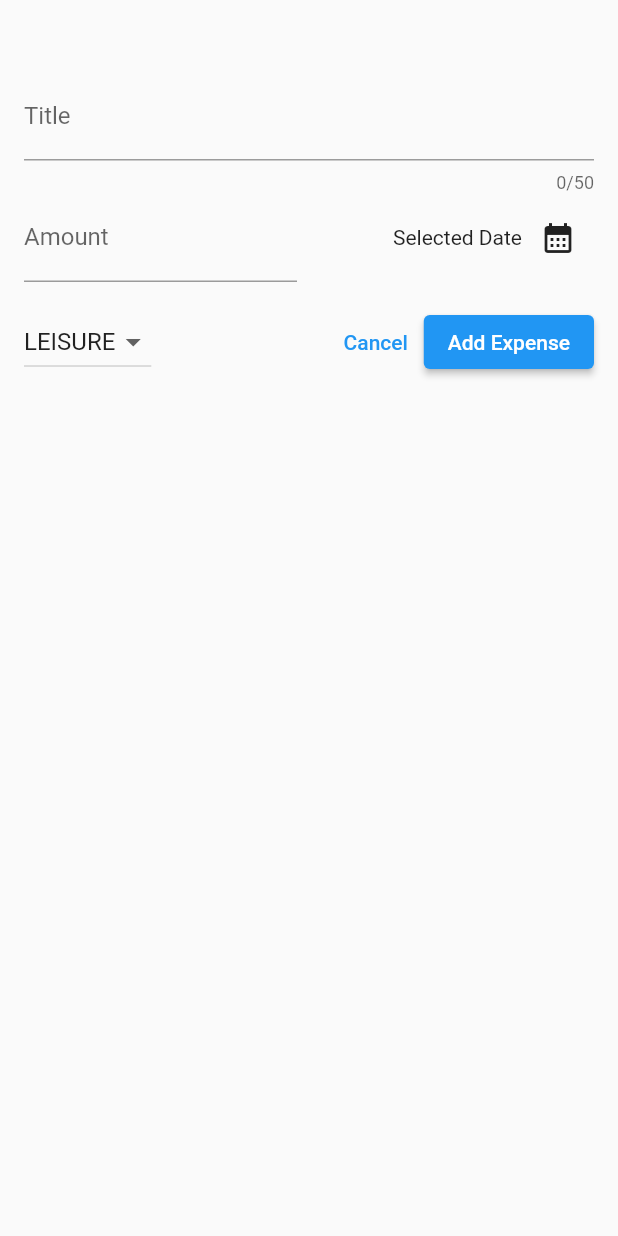
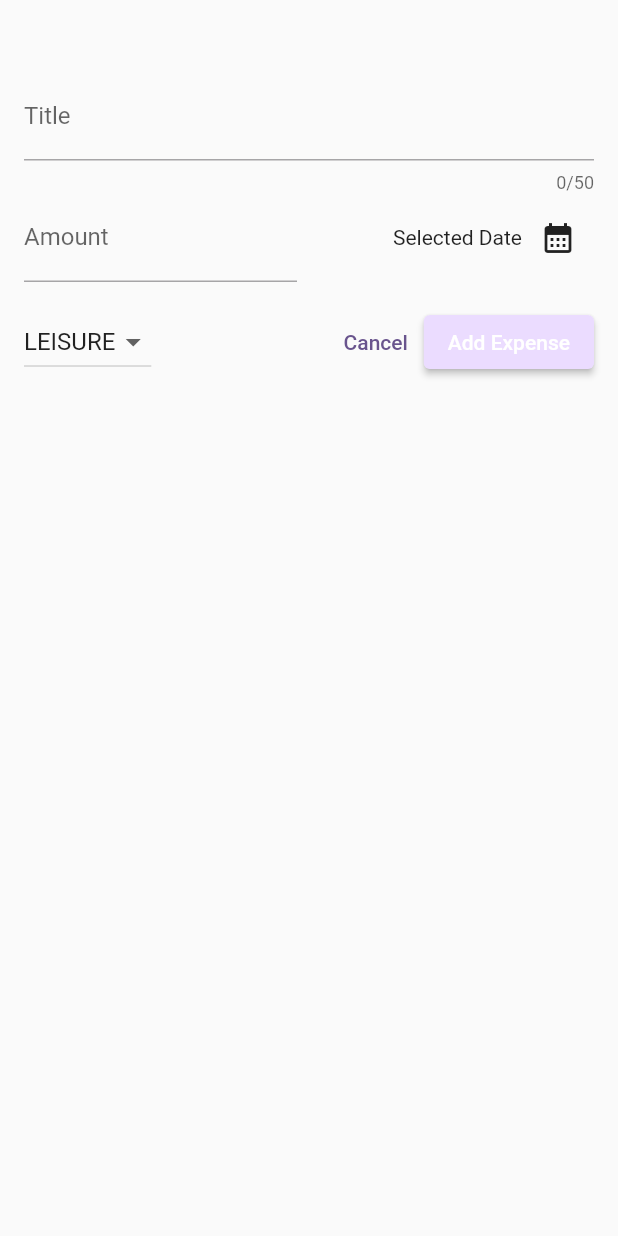
Before and after one commit to IgnacyBerent/Flutter-Expenses_App, a Flutter app: the screen it shows after launch, after a tap on the "add" icon, on a phone screen of 412 x 824 dp. Run offline on Flutter 3.47's test engine with Material 2 defaults, Android fonts, the phone set to English and light mode, and no system bars.

Commit message:
Adding Theme styling

```diff
--- a/lib/expenses/expenses_item.dart
+++ b/lib/expenses/expenses_item.dart
@@ -15,8 +15,15 @@ class ExpensesItem extends StatelessWidget {
           horizontal: 16.0,
         ),
         child: Column(
+          crossAxisAlignment: CrossAxisAlignment.start,
           children: [
-            Text(expense.title),
+            Text(
+              expense.title,
+              style: Theme.of(context)
+                  .textTheme
+                  .titleLarge!
+                  .copyWith(fontSize: 18),
+            ),
             const SizedBox(height: 4),
             Row(
               children: [
--- a/lib/expenses/expenses_list.dart
+++ b/lib/expenses/expenses_list.dart
@@ -18,6 +18,10 @@ class ExpensesList extends StatelessWidget {
       itemCount: expenses.length,
       itemBuilder: (ctx, index) => Dismissible(
         key: ValueKey(expenses[index]),
+        background: Container(
+          color: Theme.of(context).colorScheme.error.withOpacity(0.75),
+          margin: Theme.of(context).cardTheme.margin,
+        ),
         onDismissed: (direction) {
           removeExpense(expenses[index]);
         },
--- a/lib/main.dart
+++ b/lib/main.dart
@@ -2,10 +2,67 @@ import 'package:flutter/material.dart';
 
 import 'package:app_3/expenses/expenses.dart';
 
+var kColorScheme = ColorScheme.fromSeed(
+  seedColor: const Color.fromARGB(255, 110, 9, 226),
+);
+
+var kDarkColorScheme = ColorScheme.fromSeed(
+  brightness: Brightness.dark,
+  seedColor: const Color.fromARGB(255, 2, 11, 20),
+);
+
 void main() {
   runApp(
-    const MaterialApp(
-      home: Expenses(),
+    MaterialApp(
+      darkTheme: ThemeData().copyWith(
+        colorScheme: kDarkColorScheme,
+        appBarTheme: AppBarTheme().copyWith(
+          backgroundColor: kDarkColorScheme.primaryContainer,
+          foregroundColor: kDarkColorScheme.onPrimaryContainer,
+        ),
+        cardTheme: const CardTheme().copyWith(
+          color: kDarkColorScheme.secondaryContainer,
+          margin: const EdgeInsets.symmetric(vertical: 8, horizontal: 16),
+        ),
+        elevatedButtonTheme: ElevatedButtonThemeData(
+          style: ElevatedButton.styleFrom(
+            backgroundColor: kDarkColorScheme.primaryContainer,
+          ),
+        ),
+        textTheme: ThemeData().textTheme.copyWith(
+              titleLarge: TextStyle(
+                fontWeight: FontWeight.normal,
+                fontSize: 20,
+                color: kDarkColorScheme.onSecondaryContainer,
+              ),
+            ),
+        scaffoldBackgroundColor: kDarkColorScheme.background,
+      ),
+      theme: ThemeData().copyWith(
+        colorScheme: kColorScheme,
+        appBarTheme: AppBarTheme().copyWith(
+          backgroundColor: kColorScheme.onPrimaryContainer,
+          foregroundColor: kColorScheme.primaryContainer,
+        ),
+        cardTheme: const CardTheme().copyWith(
+          color: kColorScheme.secondaryContainer,
+          margin: const EdgeInsets.symmetric(vertical: 8, horizontal: 16),
+        ),
+        elevatedButtonTheme: ElevatedButtonThemeData(
+          style: ElevatedButton.styleFrom(
+            backgroundColor: kColorScheme.primaryContainer,
+          ),
+        ),
+        textTheme: ThemeData().textTheme.copyWith(
+              titleLarge: TextStyle(
+                fontWeight: FontWeight.normal,
+                fontSize: 20,
+                color: kColorScheme.onSecondaryContainer,
+              ),
+            ),
+      ),
+      themeMode: ThemeMode.system,
+      home: const Expenses(),
     ),
   );
 }
```
